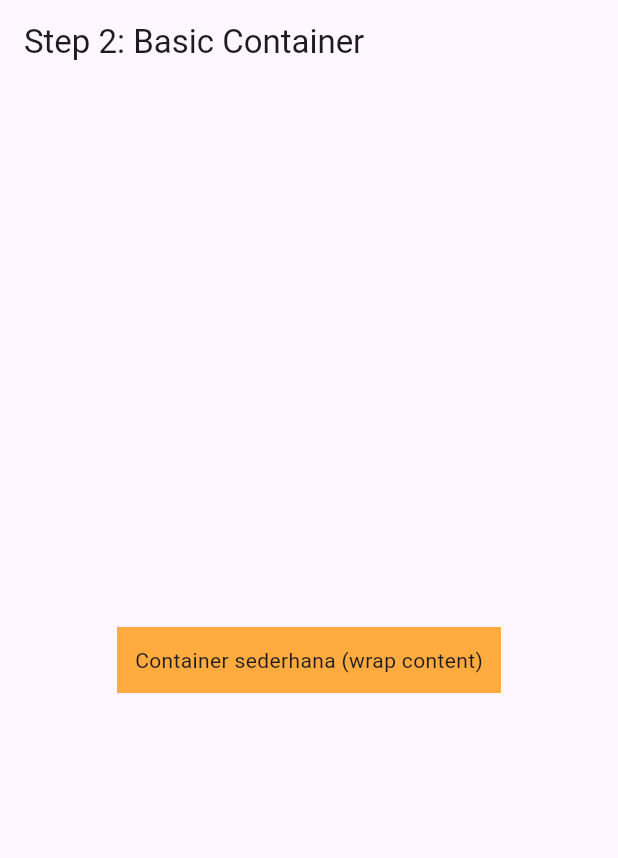
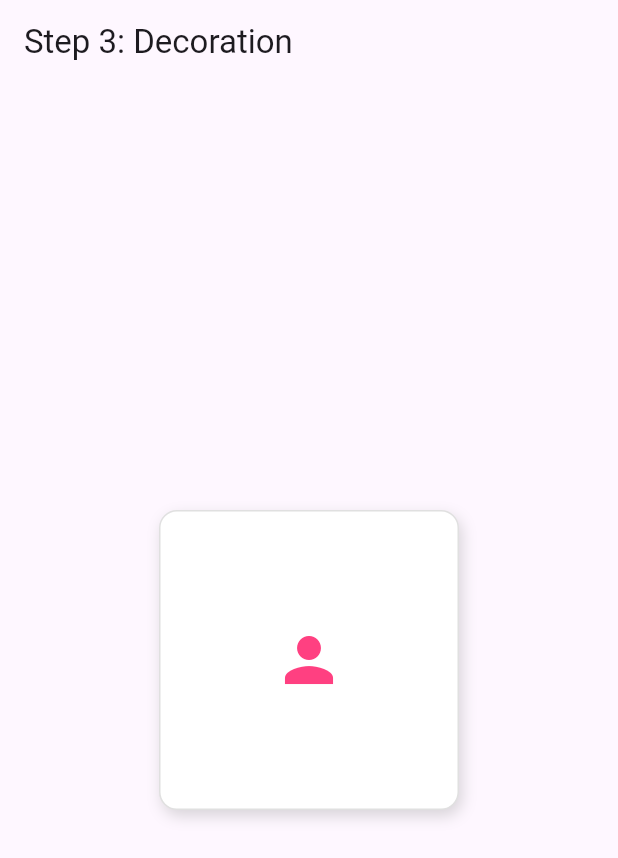
Before and after one commit to GAJAHGAJAH/latihan_5_1123150165, a Flutter app: the screen it shows after launch, on a phone screen of 412 x 824 dp. Shown: the top 858 px of the screen. Run offline on Flutter 3.47's test engine with Material 3 defaults, Android fonts, the phone set to English and light mode, and no system bars.

Commit message:
tambah BoxDecoration, borderRadius, dan boxShadow

```diff
--- a/lib/main.dart
+++ b/lib/main.dart
@@ -10,14 +10,25 @@ class MyApp extends StatelessWidget {
       title: 'Container Demo',
       debugShowCheckedModeBanner: false,
       home: Scaffold(
-        appBar: AppBar(title: const Text('Step 2: Basic Container')),
+        appBar: AppBar(title: const Text('Step 3: Decoration')),
         body: Center(
           child: Container(
-            // tanpa width/height: ukuran mengikuti child
-            color: Colors.orangeAccent,
-            child: const Padding(
-              padding: EdgeInsets.all(12.0),
-              child: Text('Container sederhana (wrap content)'),
+            width: 200,
+            height: 200,
+            decoration: BoxDecoration(
+              color: Colors.white, // gunakan color di dalam decoration
+              borderRadius: BorderRadius.circular(12),
+              boxShadow: [
+                BoxShadow(
+                  color: Colors.grey.withOpacity(0.4),
+                  blurRadius: 8,
+                  offset: const Offset(2, 4),
+                ),
+              ],
+              border: Border.all(color: Colors.grey.shade300, width: 1),
+            ),
+            child: const Center(
+              child: Icon(Icons.person, size: 48, color: Colors.pinkAccent),
             ),
           ),
         ),
```
